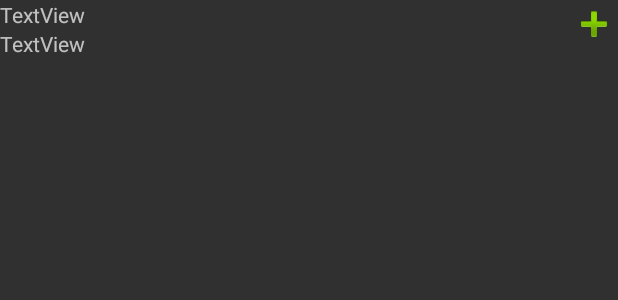
After one commit to mrbublos/vkm, an Android app: the layout list_element.xml on its own in the app's theme, with its tools: preview values and no code run, on a phone screen of 412 x 824 dp. The commit adds this screen. Shown: the top 300 px of the screen. Run offline under Robolectric (Android 15) with nearby library versions, the phone set to English and light mode, and no system bars.

Commit message:
added lists and tabs

```diff
--- a/app/src/main/java/vkm/vkm/DataClasses.kt
+++ b/app/src/main/java/vkm/vkm/DataClasses.kt
@@ -1,5 +1,5 @@
 package vkm.vkm
 
-data class Composition(var name: String, var url: String, var artist: String)
+data class Composition(var name: String, var url: String, var artist: String, var progress: Int = 0, var hash: String, var length: String)
 
-data class User(var userId: String, var password: String)
+data class User(var userId: String, var password: String, var token: String)
--- /dev/null
+++ b/app/src/main/res/layout/list_element.xml
@@ -0,0 +1,33 @@
+<?xml version="1.0" encoding="utf-8"?>
+<RelativeLayout xmlns:android="http://schemas.android.com/apk/res/android"
+                xmlns:app="http://schemas.android.com/apk/res-auto"
+                android:layout_width="match_parent"
+              android:layout_height="match_parent">
+
+    <TextView
+            android:text="TextView"
+            android:layout_width="wrap_content"
+            android:layout_height="wrap_content"
+            android:id="@+id/artist"
+            android:layout_below="@+id/name"
+            android:layout_alignParentStart="true"
+            android:layout_toStartOf="@+id/imageView"/>
+
+    <ImageView
+            android:layout_width="wrap_content"
+            android:layout_height="wrap_content"
+            app:srcCompat="@android:drawable/ic_input_add"
+            android:layout_alignParentTop="true"
+            android:layout_alignParentEnd="true"
+            android:id="@+id/imageView"/>
+
+    <TextView
+            android:text="TextView"
+            android:layout_width="wrap_content"
+            android:layout_height="wrap_content"
+            android:id="@+id/name"
+            android:layout_alignParentTop="true"
+            android:layout_alignParentStart="true"
+            android:layout_toStartOf="@+id/imageView"/>
+
+</RelativeLayout>
--- a/app/src/main/res/values/strings.xml
+++ b/app/src/main/res/values/strings.xml
@@ -2,4 +2,9 @@
     <string name="title_activity_main">MainActivity</string>
     <string name="hello">Hello</string>
     <string name="app_name">AppName</string>
+    <string name="tab_downloaded">Downloaded</string>
+    <string name="tab_in_progress">In progress</string>
+    <string name="tab_queue">Waiting for download</string>
+    <string name="search_button">Go</string>
+    <string name="search_placeholder">Search</string>
 </resources>
```
Also changed, not shown: app/src/main/java/vkm/vkm/Extensions.kt (added, +17 -0 lines), app/src/main/java/vkm/vkm/MainActivity.kt (+65 -1 lines), app/src/main/java/vkm/vkm/MusicService.kt (+37 -15 lines), app/src/main/res/layout/activity_main.xml (+4 -3 lines).
